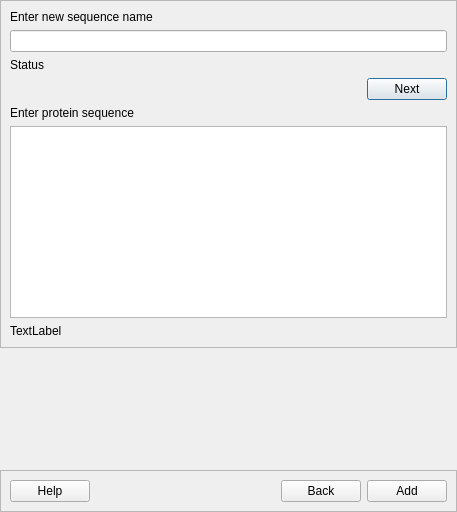
Qt form pyssa/gui/ui/forms/add_sequence_view.ui (urban233/PySSA) before a commit.
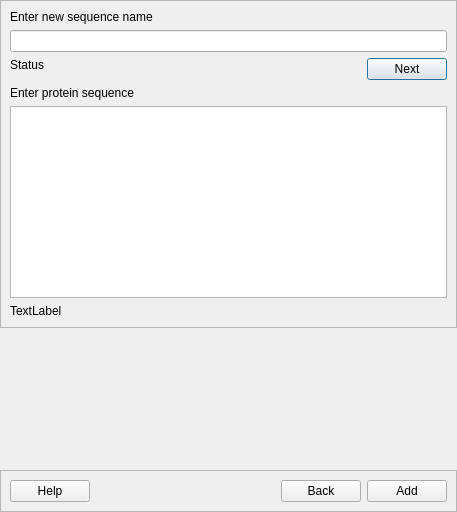
The same form after that commit.

What changed in the file:
```diff
--- a/pyssa/gui/ui/forms/add_sequence_view.ui
+++ b/pyssa/gui/ui/forms/add_sequence_view.ui
@@ -48,14 +48,17 @@
          <widget class="QLineEdit" name="le_seq_name"/>
         </item>
         <item>
+         <layout class="QHBoxLayout" name="horizontalLayout">
+          <item>
          <widget class="QLabel" name="lbl_status">
           <property name="text">
            <string>Status</string>
           </property>
-         </widget>
-        </item>
-        <item>
-         <layout class="QHBoxLayout" name="horizontalLayout">
+            <property name="alignment">
+             <set>Qt::AlignLeading|Qt::AlignLeft|Qt::AlignTop</set>
+            </property>
+           </widget>
+          </item>
           <item>
            <spacer name="horizontalSpacer">
             <property name="orientation">
```
Lines whose indentation alone changed are shown as unchanged.
